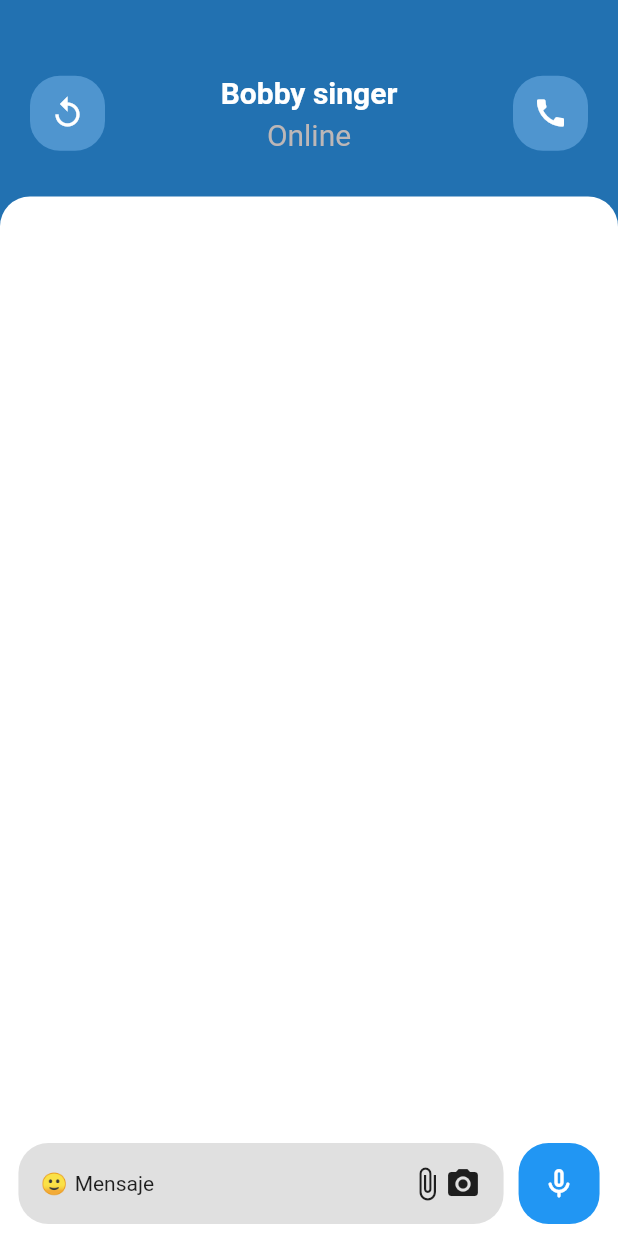
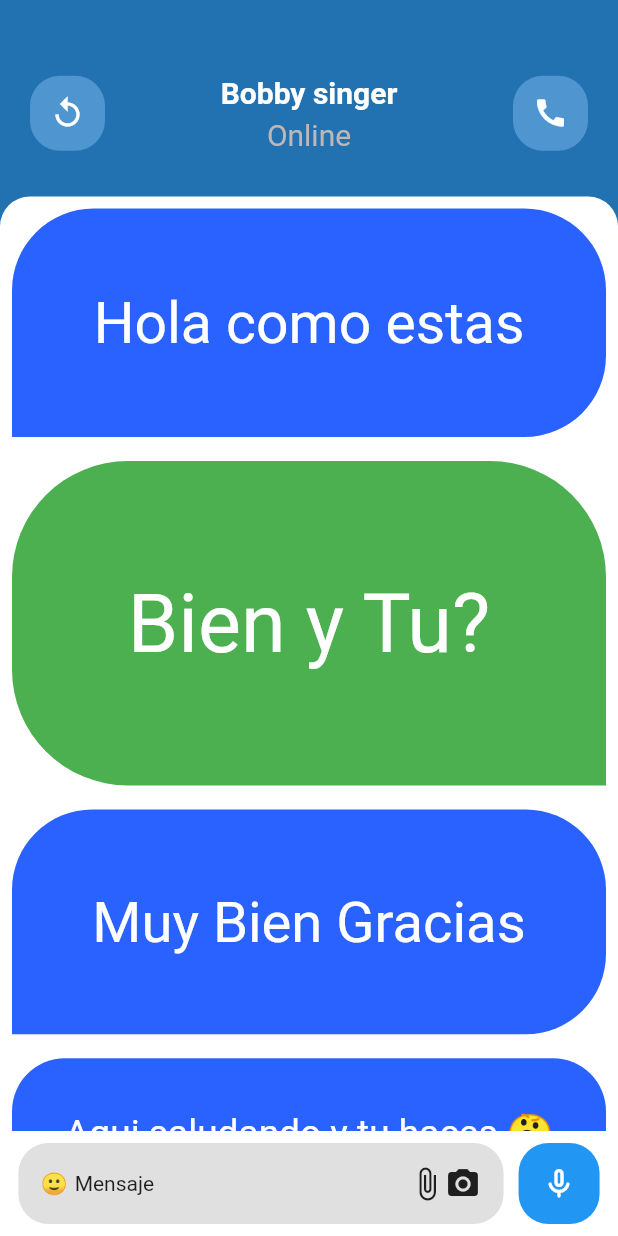
Before and after one commit to arturobl00/tectehuacan, a Flutter app: the Messages screen opened directly, on a phone screen of 412 x 824 dp. Run offline on Flutter 3.47's test engine with Material 2 defaults, Android fonts, the light colour scheme and no system bars.

Commit message:
Viernes4

```diff
--- a/healthapp/lib/pages/messages.dart
+++ b/healthapp/lib/pages/messages.dart
@@ -22,6 +22,43 @@ class _MessagesState extends State<Messages> {
               child: BarraEnviar(),
             ))
       ]),
+    );
+  }
+}
+
+class MensajesEnviados extends StatelessWidget {
+  final String mensaje;
+  final String tipo;
+  const MensajesEnviados(
+      {super.key, required this.mensaje, required this.tipo});
+
+  @override
+  Widget build(BuildContext context) {
+    return Padding(
+      padding: const EdgeInsets.all(8.0),
+      child: FittedBox(
+        fit: BoxFit.contain,
+        child: Container(
+          padding: EdgeInsets.all(20.0),
+          decoration: BoxDecoration(
+            color: tipo == "Enviado" ? Colors.blueAccent[700] : Colors.green,
+            borderRadius: tipo == "Enviado"
+                ? BorderRadius.only(
+                    topLeft: Radius.circular(20.0),
+                    topRight: Radius.circular(20),
+                    bottomRight: Radius.circular(20))
+                : BorderRadius.only(
+                    topLeft: Radius.circular(20.0),
+                    topRight: Radius.circular(20),
+                    bottomLeft: Radius.circular(20)),
+          ),
+          child: Text(
+            mensaje,
+            style: TextStyle(color: Colors.white),
+            textAlign: tipo == "Enviado" ? TextAlign.start : TextAlign.end,
+          ),
+        ),
+      ),
     );
   }
 }
@@ -88,6 +125,48 @@ class _Area3State extends State<Area3> {
             color: Colors.white,
             borderRadius: BorderRadius.only(
                 topLeft: Radius.circular(20), topRight: Radius.circular(20))),
+        child: ListView(children: const [
+          MensajesEnviados(
+            mensaje: "Hola como estas",
+            tipo: "Enviado",
+          ),
+          MensajesEnviados(
+            mensaje: "Bien y Tu?",
+            tipo: "",
+          ),
+          MensajesEnviados(
+            mensaje: "Muy Bien Gracias",
+            tipo: "Enviado",
+          ),
+          MensajesEnviados(
+            mensaje: "Aqui saludando y tu haces 🤔",
+            tipo: "Enviado",
+          ),
+          MensajesEnviados(
+            mensaje: "No te interrumpo",
+            tipo: "Enviado",
+          ),
+          MensajesEnviados(
+            mensaje: "No para nada todo bien",
+            tipo: "",
+          ),
+          MensajesEnviados(
+            mensaje: "aaaaaaaaaaaaaaa",
+            tipo: "Enviado",
+          ),
+          MensajesEnviados(
+            mensaje: "🙄🙄🙄🙄🙄🙄🙄🙄🙄🙄🙄",
+            tipo: "Enviado",
+          ),
+          MensajesEnviados(
+            mensaje: "Sale Te dejo Gracias por platicar",
+            tipo: "",
+          ),
+          MensajesEnviados(
+            mensaje: "🙂",
+            tipo: "",
+          )
+        ]),
       ),
     );
   }
```
